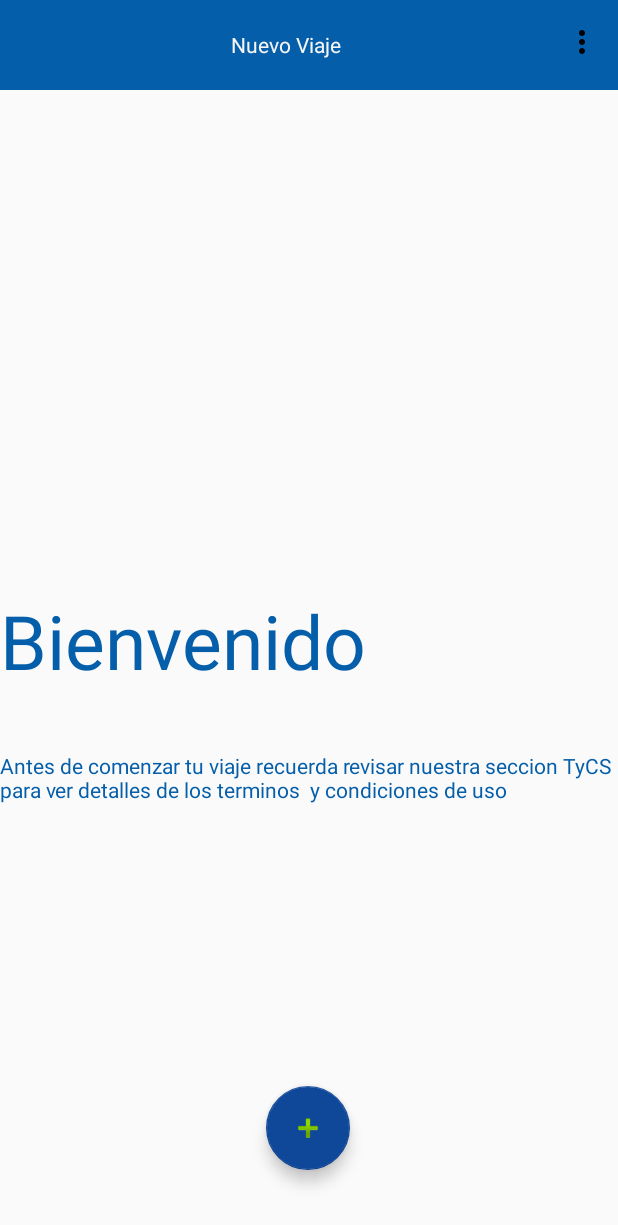
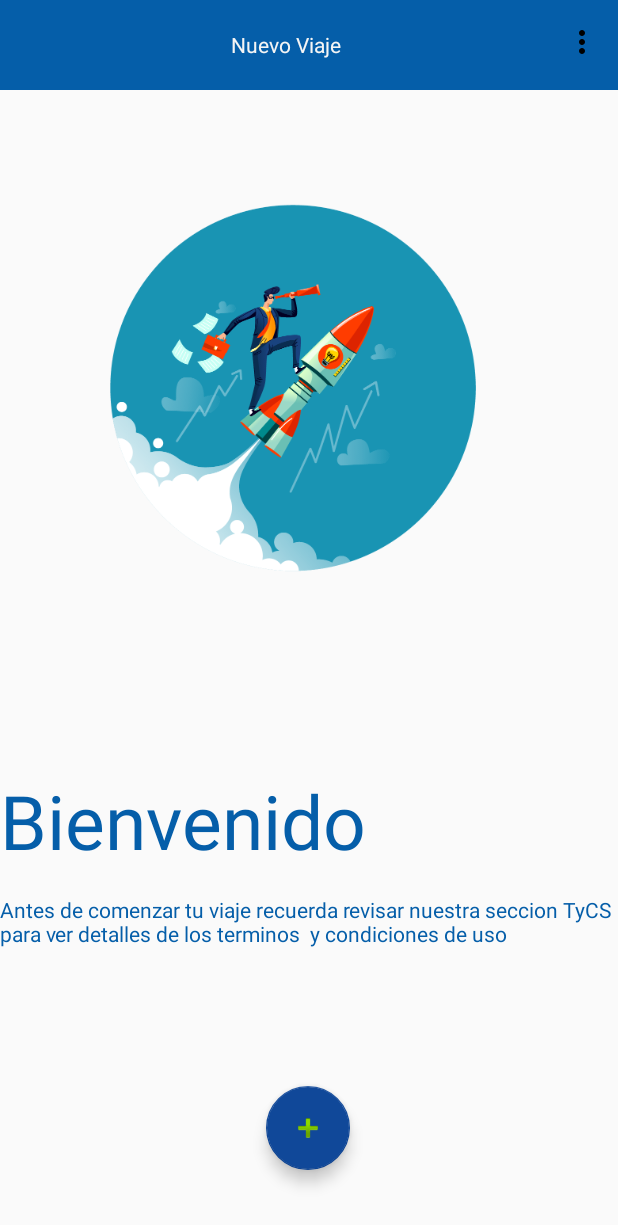
Before and after one commit to raulmenendez9/e-Tracker, an Android app: the screen it shows after launch (MainActivity), on a phone screen of 412 x 824 dp. Shown: the top 1225 px of the screen. Run offline under Robolectric (Android 15) with nearby library versions, the phone set to English and light mode, and no system bars.

Commit message:
carga de imagen de home propia

```diff
--- a/app/src/main/res/layout/fragment_home.xml
+++ b/app/src/main/res/layout/fragment_home.xml
@@ -47,41 +47,42 @@
 
         <ImageView
             android:id="@+id/container_bienvenida"
-            android:layout_width="wrap_content"
-            android:layout_height="wrap_content"
+            android:layout_width="280dp"
+            android:layout_height="274dp"
             android:layout_marginTop="48dp"
             app:layout_constraintBottom_toTopOf="@+id/textView_Bienvenida"
             app:layout_constraintEnd_toEndOf="parent"
-            app:layout_constraintHorizontal_bias="0.498"
+            app:layout_constraintHorizontal_bias="0.497"
             app:layout_constraintStart_toStartOf="parent"
             app:layout_constraintTop_toBottomOf="@+id/toolbar"
-            app:layout_constraintVertical_bias="0.055"
+            app:layout_constraintVertical_bias="0.0"
 
+            app:srcCompat="@mipmap/img_background_new_travel"
             tools:src="@tools:sample/avatars" />
 
         <TextView
             android:id="@+id/textView_Bienvenida"
             android:layout_width="wrap_content"
             android:layout_height="wrap_content"
-            android:layout_marginBottom="40dp"
 
+            android:layout_marginBottom="16dp"
             android:text="Bienvenido"
             android:textColor="@color/colorPrimario_01_Azul"
             android:textSize="50sp"
             app:layout_constraintBottom_toTopOf="@+id/editText_msj_bienvenida"
             tools:ignore="MissingConstraints"
-            tools:layout_editor_absoluteX="144dp" />
+            tools:layout_editor_absoluteX="83dp" />
 
         <TextView
             android:id="@+id/editText_msj_bienvenida"
             android:layout_width="wrap_content"
             android:layout_height="wrap_content"
-            android:layout_marginBottom="188dp"
+            android:layout_marginBottom="92dp"
             android:text="Antes de comenzar tu viaje recuerda revisar nuestra seccion TyCS para ver detalles de los terminos  y condiciones de uso"
             android:textColor="@color/colorPrimario_01_Azul"
             app:layout_constraintBottom_toTopOf="@+id/floatingActionButton_addviaje"
             tools:ignore="MissingConstraints"
-            tools:layout_editor_absoluteX="16dp" />
+            tools:layout_editor_absoluteX="0dp" />
 
     </androidx.constraintlayout.widget.ConstraintLayout>
 
--- a/app/src/main/res/menu/home_menus.xml
+++ b/app/src/main/res/menu/home_menus.xml
@@ -10,7 +10,7 @@
         <item android:title="Terminos Y Condiciones" android:icon="@drawable/ic_terminos" app:showAsAction="ifRoom"/>
         <item android:title="Generar Reporte" android:icon="@drawable/ic_clip" app:showAsAction="ifRoom"/>
         <item android:title="Finalizar El Viaje" android:icon="@drawable/ic_finalizar_viaje" app:showAsAction="ifRoom"/>
-        <item android:title="Cerrar Sesion" android:icon="@drawable/ic_exit"  app:showAsAction="ifRoom"/>
+        <item android:id="@+id/item_cerrarapp" android:title="Cerrar Sesion" android:icon="@drawable/ic_exit"  app:showAsAction="ifRoom"/>
 
     </menu>
     </item>
```
Also changed, not shown: app/src/main/java/com/unicomer/e_tracker_test/MainActivity.kt (+25 -0 lines).
